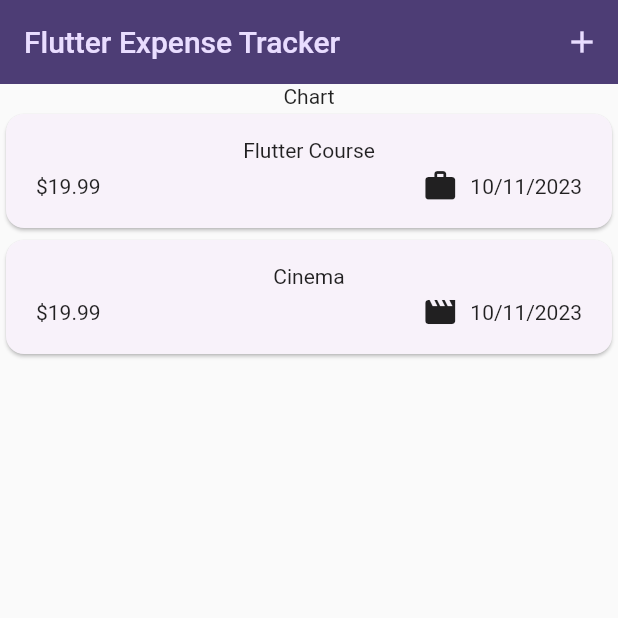
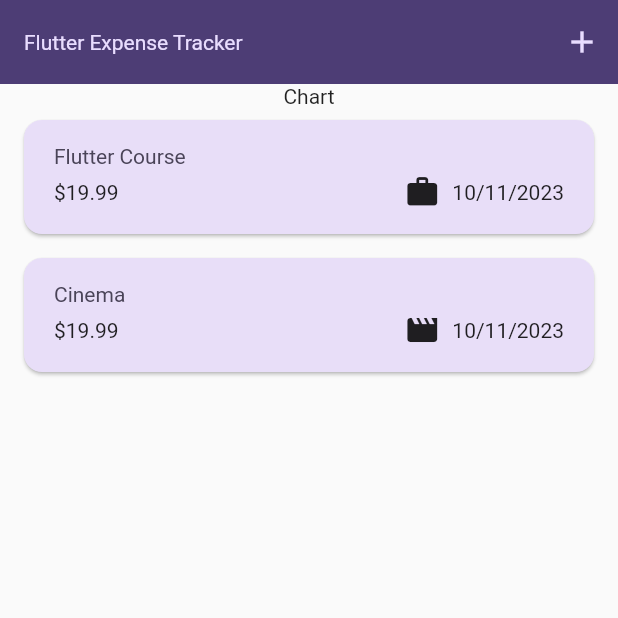
Before and after one commit to NikhilD1998/expenses-tracker-flutter, a Flutter app: the screen it shows after launch, on a phone screen of 412 x 824 dp, the top half of it. Run offline on Flutter 3.47's test engine with Material 2 defaults, Android fonts, the phone set to English and light mode, and no system bars.

Commit message:
Added More Styles

```diff
--- a/lib/widgets/expenses_list/expense_item.dart
+++ b/lib/widgets/expenses_list/expense_item.dart
@@ -15,8 +15,12 @@ class ExpenseItem extends StatelessWidget {
           vertical: 16,
         ),
         child: Column(
+          crossAxisAlignment: CrossAxisAlignment.start,
           children: [
-            Text(expense.title),
+            Text(
+              expense.title,
+              style: Theme.of(context).textTheme.titleLarge,
+            ),
             SizedBox(
               height: 4,
             ),
--- a/lib/widgets/expenses_list/expenses_list.dart
+++ b/lib/widgets/expenses_list/expenses_list.dart
@@ -26,6 +26,11 @@ class ExpensesList extends StatelessWidget {
         child: ExpenseItem(
           expenses[index],
         ),
+        background: Container(
+          color: Theme.of(context).colorScheme.error.withOpacity(0.75),
+          margin: EdgeInsets.symmetric(
+              horizontal: Theme.of(context).cardTheme.margin!.horizontal),
+        ),
       ),
     );
   }
```
Also changed, not shown: lib/main.dart (+26 -5 lines).
